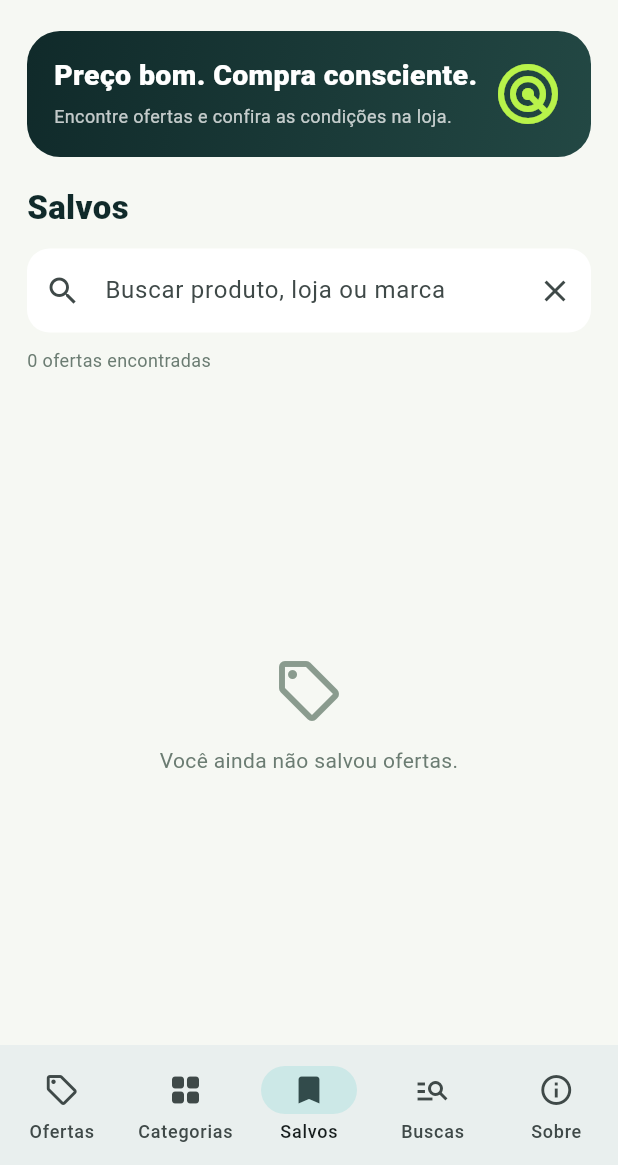
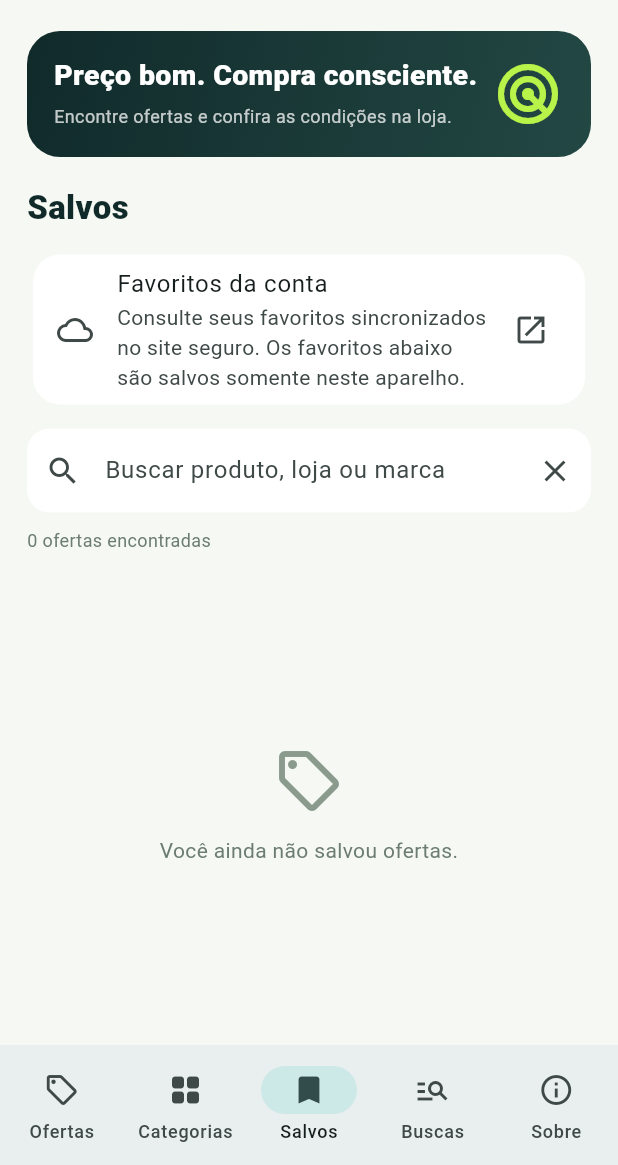
Before and after one commit to emersongabriel29-pixel/radar-promo-brasil, a Flutter app: the screen it shows after launch, item 3 of the bottom bar chosen, on a phone screen of 412 x 824 dp, the part 71-1236 px from its top. Run offline on Flutter 3.47's test engine with Material 3 defaults, Android fonts, the phone set to English and light mode, and no system bars; our stand-ins replace shared_preferences; network calls fail.

Commit message:
feat(android): expose account-backed favorites separately from offline saved offers

```diff
--- a/mobile/radar_promo_ofertas/lib/main.dart
+++ b/mobile/radar_promo_ofertas/lib/main.dart
@@ -485,6 +485,21 @@ class _HomeScreenState extends State<HomeScreen> {
                     ),
                   ),
                   const SizedBox(height: 12),
+                  if (tab == 2) ...[
+                    Card(
+                      child: ListTile(
+                        leading: const Icon(Icons.cloud_outlined),
+                        title: const Text('Favoritos da conta'),
+                        subtitle: const Text(
+                          'Consulte seus favoritos sincronizados no site seguro. '
+                          'Os favoritos abaixo são salvos somente neste aparelho.',
+                        ),
+                        trailing: const Icon(Icons.open_in_new),
+                        onTap: () => openCommunity(context, widget.community, 'account'),
+                      ),
+                    ),
+                    const SizedBox(height: 12),
+                  ],
                   TextField(
                     controller: search,
                     onSubmitted: (_) {
```
